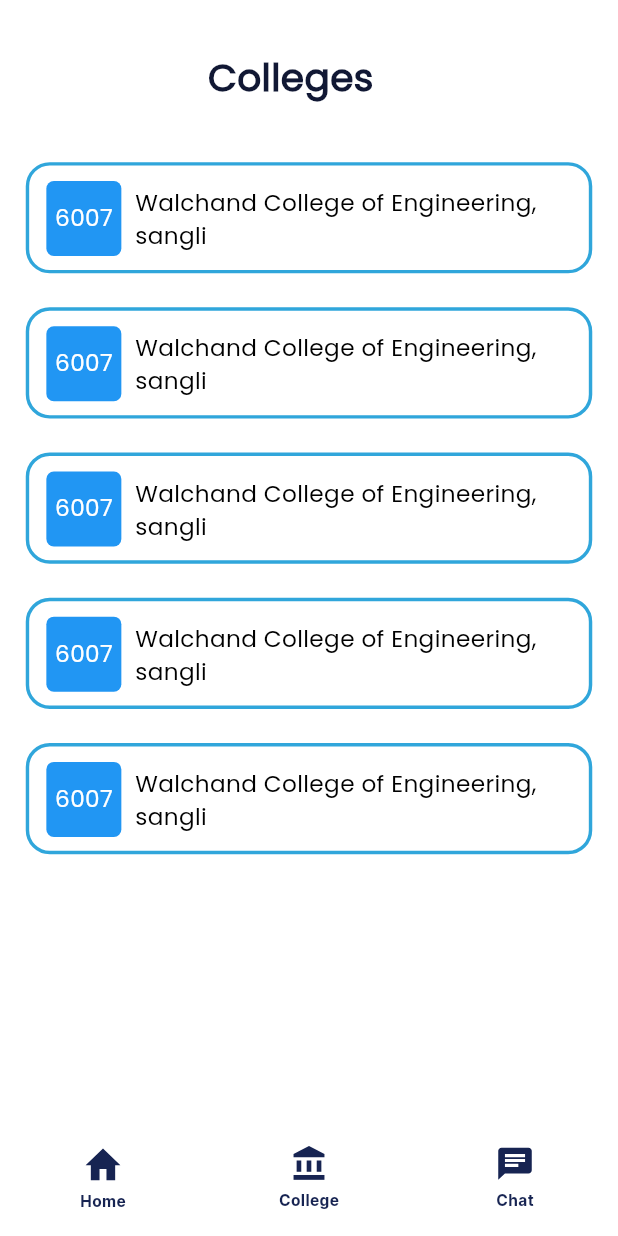
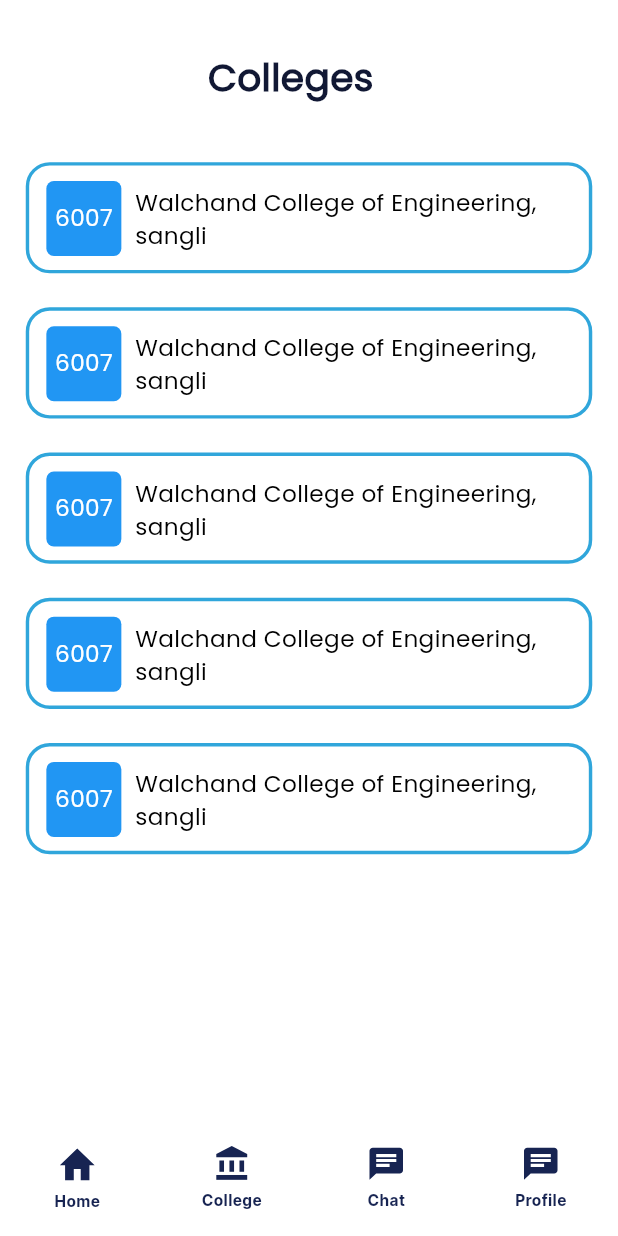
Before and after one commit to sandeshshinde30/EduConsult, a Flutter app: the CollegeListScreen screen opened by its route, on a phone screen of 412 x 824 dp. Run offline on Flutter 3.47's test engine with Material 3 defaults, Android fonts, the light colour scheme and no system bars; our stand-ins replace cached_network_image, flutter_svg.

Commit message:
custom_bottom_bar updated

```diff
--- a/EduConsult/lib/widgets/custom_bottom_bar.dart
+++ b/EduConsult/lib/widgets/custom_bottom_bar.dart
@@ -32,6 +32,12 @@
       icon: ImageConstant.imgNavChat,
       activeIcon: ImageConstant.imgNavChat,
       title: "Chat",
+      type: BottomBarEnum.Chat,
+    ),
+    BottomMenuModel(
+      icon: ImageConstant.imgNavChat,
+      activeIcon: ImageConstant.imgNavChat,
+      title: "Profile",
       type: BottomBarEnum.Chat,
     )
   ];
@@ -123,6 +129,7 @@
   Home,
   College,
   Chat,
+  Profile,
 }
 
 class BottomMenuModel {
```
